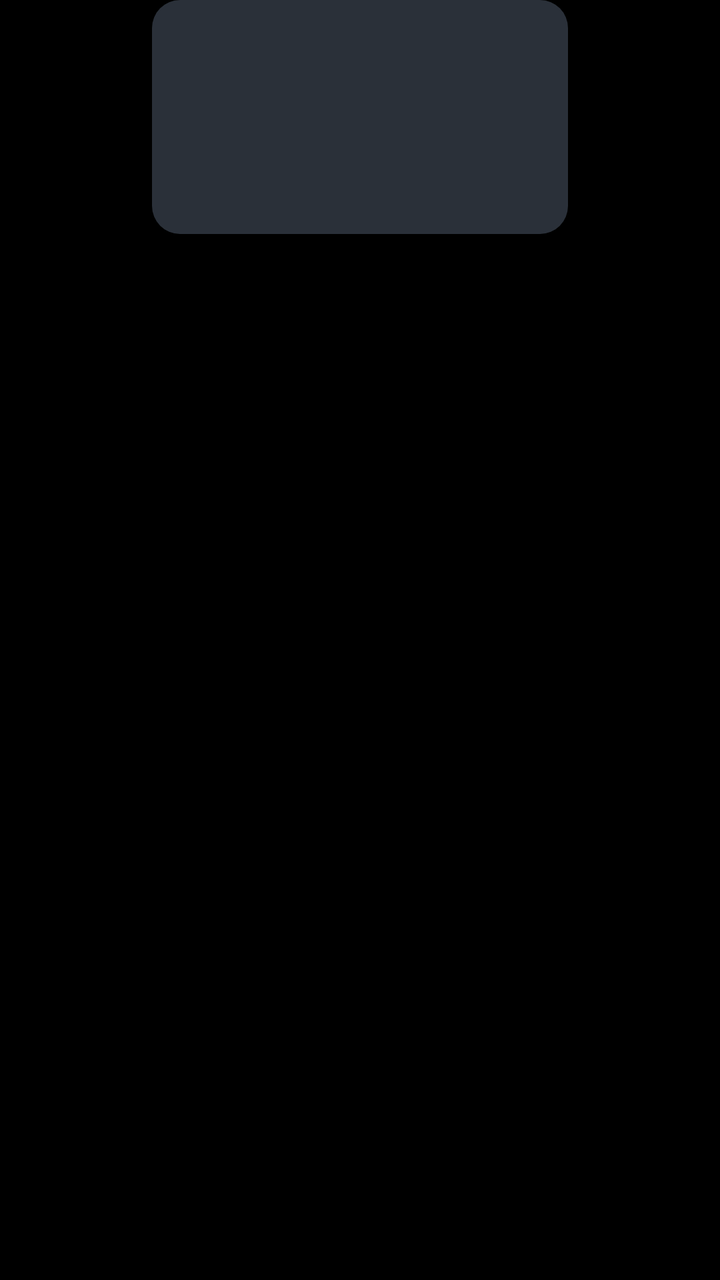
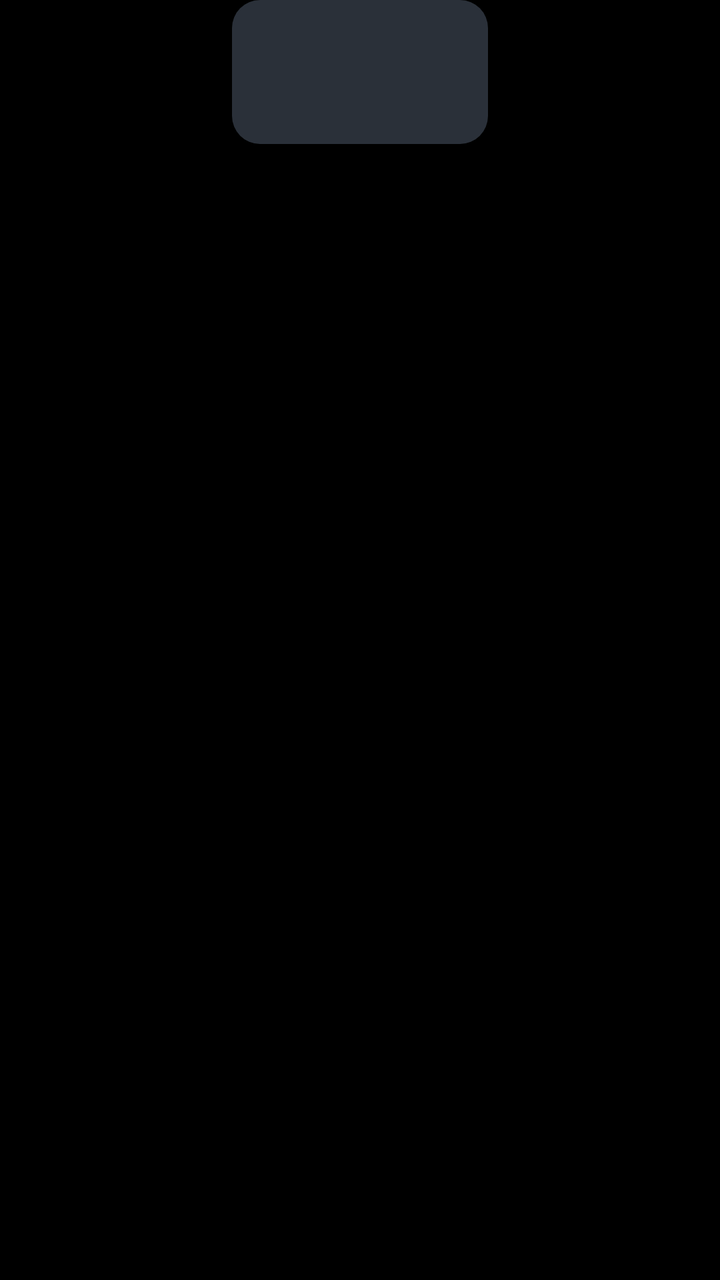

Screens rendered from an Android XML layout before and after an edit, with the pre-edit source and the edit as a unified diff.
<!-- AndroidManifest.xml: application theme Theme.TvLuncher -->
<!-- res/layout/item_app_tile.xml -->
<?xml version="1.0" encoding="utf-8"?>
<LinearLayout xmlns:android="http://schemas.android.com/apk/res/android"
    android:id="@+id/tileRoot"
    android:layout_width="@dimen/tile_width"
    android:layout_height="wrap_content"
    android:orientation="vertical"
    android:gravity="center_horizontal"
    android:focusable="true"
    android:clickable="true"
    android:clipChildren="false">

    <FrameLayout
        android:id="@+id/tile"
        android:layout_width="@dimen/tile_width"
        android:layout_height="@dimen/tile_height"
        android:background="@drawable/bg_tile"
        android:foreground="@drawable/bg_tile_focus"
        android:duplicateParentState="true">

        <ImageView
            android:id="@+id/artwork"
            android:layout_width="match_parent"
            android:layout_height="match_parent"
            android:scaleType="centerCrop" />

        <ImageView
            android:id="@+id/favouriteBadge"
            android:layout_width="18dp"
            android:layout_height="18dp"
            android:layout_gravity="top|end"
            android:layout_margin="7dp"
            android:src="@drawable/ic_star"
            android:alpha="0.9"
            android:visibility="gone"
            android:importantForAccessibility="no" />
    </FrameLayout>

    <TextView
        android:id="@+id/label"
        android:layout_width="match_parent"
        android:layout_height="@dimen/row_label_height"
        android:layout_marginTop="6dp"
        style="@style/TextAppearance.Tile" />
</LinearLayout>
<!-- resources referenced by this layout -->
<resources>
  <dimen name="row_label_height">22dp</dimen>
  <dimen name="tile_height">117dp</dimen>
  <dimen name="tile_width">208dp</dimen>
  <!-- drawable bg_tile (drawable) -->
  <?xml version="1.0" encoding="utf-8"?>
  <shape xmlns:android="http://schemas.android.com/apk/res/android" android:shape="rectangle">
      <corners android:radius="@dimen/tile_radius" />
      <solid android:color="@color/tile_placeholder" />
  </shape>
  <!-- drawable bg_tile_focus (drawable) -->
  <?xml version="1.0" encoding="utf-8"?>
  <selector xmlns:android="http://schemas.android.com/apk/res/android">
      <item android:state_focused="true">
          <shape android:shape="rectangle">
              <corners android:radius="@dimen/tile_radius" />
              <stroke android:width="3dp" android:color="@color/focus_ring" />
          </shape>
      </item>
      <item>
          <shape android:shape="rectangle">
              <corners android:radius="@dimen/tile_radius" />
              <solid android:color="@android:color/transparent" />
          </shape>
      </item>
  </selector>
  <!-- drawable ic_star (drawable) -->
  <?xml version="1.0" encoding="utf-8"?>
  <vector xmlns:android="http://schemas.android.com/apk/res/android"
      android:width="24dp" android:height="24dp"
      android:viewportWidth="24" android:viewportHeight="24">
      <path android:fillColor="#FFFFFFFF" android:pathData="M12,17.27L18.18,21l-1.64,-7.03L22,9.24l-7.19,-0.61L12,2 9.19,8.63 2,9.24l5.46,4.73L5.82,21z" />
  </vector>
  <style name="TextAppearance.Tile" parent="TextAppearance.AppCompat">
          <item name="android:textSize">@dimen/text_tile_label</item>
          <item name="android:textColor">@color/text_secondary</item>
          <item name="android:maxLines">1</item>
          <item name="android:ellipsize">end</item>
          <item name="android:gravity">center</item>
      </style>
  <style name="Theme.TvLuncher" parent="Theme.AppCompat.NoActionBar">
          <item name="android:windowBackground">@color/black</item>
          <item name="android:colorBackground">@color/black</item>
          <item name="android:textColorPrimary">@color/text_primary</item>
          <item name="android:textColorSecondary">@color/text_secondary</item>
          <item name="colorAccent">@color/accent</item>
          <item name="android:windowNoTitle">true</item>
          <item name="android:windowActionBar">false</item>
      </style>
  <dimen name="tile_radius">14dp</dimen>
  <color name="tile_placeholder">#FF2A3039</color>
  <color name="focus_ring">#FFFFFFFF</color>
  <dimen name="text_tile_label">13sp</dimen>
  <color name="text_secondary">#B8FFFFFF</color>
  <color name="black">#FF000000</color>
  <color name="text_primary">#FFFFFFFF</color>
  <color name="accent">#FF4C8DFF</color>
</resources>

<!-- the commit's change to res/layout/item_app_tile.xml (unified diff, before → after) -->
@@ -3,6 +3,8 @@
     android:id="@+id/tileRoot"
     android:layout_width="@dimen/tile_width"
     android:layout_height="wrap_content"
+    android:layout_marginStart="7dp"
+    android:layout_marginEnd="7dp"
     android:orientation="vertical"
     android:gravity="center_horizontal"
     android:focusable="true"
<!-- resource entries referenced after the edit -->
@@ -1,8 +1,8 @@
 <!-- resources referenced by this layout -->
 <resources>
   <dimen name="row_label_height">22dp</dimen>
-  <dimen name="tile_height">117dp</dimen>
-  <dimen name="tile_width">208dp</dimen>
+  <dimen name="tile_height">72dp</dimen>
+  <dimen name="tile_width">128dp</dimen>
   <!-- drawable bg_tile (drawable) -->
   <?xml version="1.0" encoding="utf-8"?>
   <shape xmlns:android="http://schemas.android.com/apk/res/android" android:shape="rectangle">
